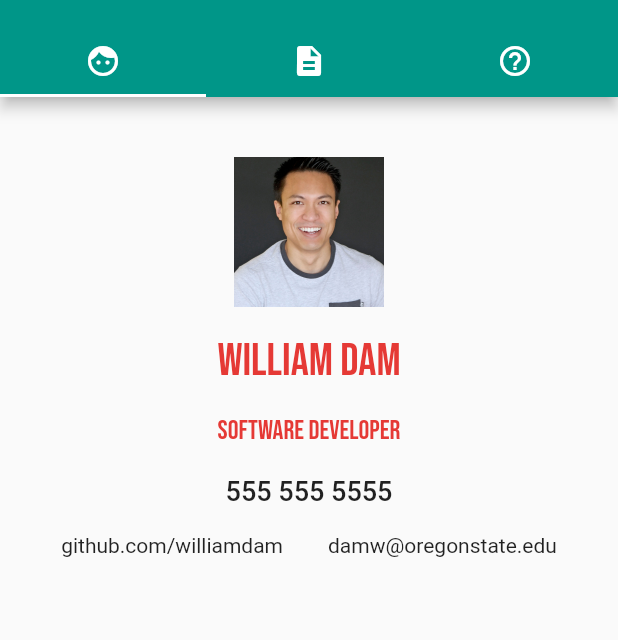
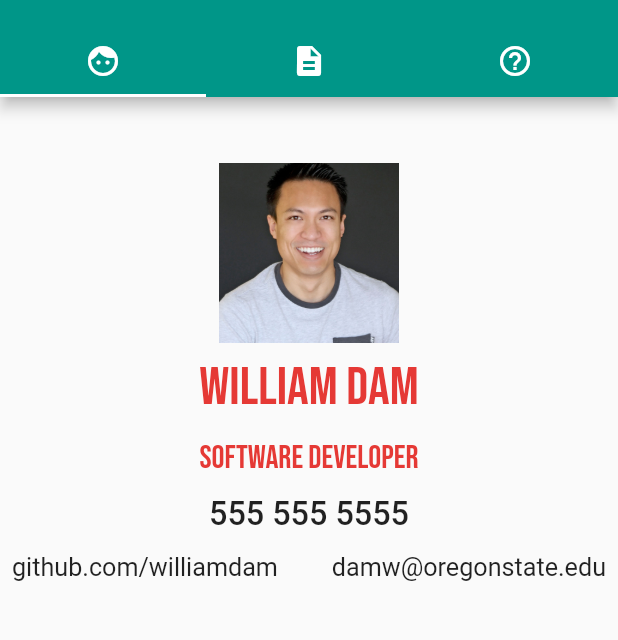
Before and after one commit to williamdam/call_me_maybe, a Flutter app: the screen it shows after launch, on a phone screen of 412 x 824 dp, the part 59-699 px from its top. Run offline on Flutter 3.47's test engine with Material 2 defaults, Android fonts, the phone set to English and light mode, and no system bars; our stand-ins replace google_fonts.

Commit message:
Fitted box on business card profile and ask question screens.

```diff
--- a/lib/screens/business_card.dart
+++ b/lib/screens/business_card.dart
@@ -9,42 +9,63 @@ import 'package:flutter/material.dart';
 import 'package:google_fonts/google_fonts.dart';
 import 'package:url_launcher/url_launcher.dart';
 
+
 //////////////////////////////////////////////////////////////////////
 // Description: BusinessCard class returns column of user profile info.
 //////////////////////////////////////////////////////////////////////
 class BusinessCard extends StatelessWidget {
+
+  final imagePath = 'assets/images/william-dam.jpg';
+  final name = 'William Dam';
+  final title = 'Software Developer';
+  final phone = 5555555555;
+  final github = 'github.com/williamdam';
+  final email = 'damw@oregonstate.edu';
+
   @override
   Widget build(BuildContext context) {
     return Padding(
-      padding: const EdgeInsets.all(10.0),
-      child: SafeArea(
-        child: SingleChildScrollView(
-          child: Column(
-            children: businessCardProfile()
-          ),
+      padding: const EdgeInsets.all(8.0),
+      child: FittedBox(
+        alignment: Alignment.topCenter,
+        child: Column(
+          children: businessCardProfile(
+            imagePath: imagePath,
+            name: name,
+            title: title,
+            phone: phone,
+            github: github,
+            email: email
+          )
         ),
       ),
     );
+  }
+
+}
+
+double paddingBottom(BuildContext context) {
+  if(MediaQuery.of(context).orientation == Orientation.landscape) {
+    return MediaQuery.of(context).size.height * 0.1;
+  } else {
+    return MediaQuery.of(context).size.height * 0.5;
   }
 }
 
 //////////////////////////////////////////////////////////////////////
 // Description: Business card info
-// Args: None
+// Args: Image path, name, title, phone, github url, email
 // Returns: List of Row widgets to display
 //////////////////////////////////////////////////////////////////////
-List<Widget> businessCardProfile() {
+List<Widget> businessCardProfile({String imagePath, String name, String title, int phone, String github, String email}) {
   return [
-    SizedBox(height: 30.0),
-    profilePic(imageURL: 'assets/images/william-dam.jpg'),
-    SizedBox(height: 18.0),
-    profileInfo(info: 'William Dam', isName: true),
-    SizedBox(height: 18.0),
-    profileInfo(info: 'Software Developer', isName: false),
-    SizedBox(height: 18.0),
-    phoneNumber(number: 5555555555),
-    SizedBox(height: 18.0),
-    webInfo(github: 'github.com/williamdam', email: 'damw@oregonstate.edu')
+    SizedBox(height: 30),
+    SizedBox(height: 100, width: 100, child: profilePic(imageURL: imagePath)),
+    SizedBox(height: 50, child: profileInfo(info: name, isName: true)),
+    SizedBox(height: 30, child: profileInfo(info: title, isName: false)),
+    SizedBox(height: 30, child: phoneNumber(number: phone)),
+    SizedBox(height: 30, child: webInfo(github: github, email: email)),
+
   ];
 }
 
@@ -58,7 +79,7 @@ Widget profilePic({String imageURL}) {
     mainAxisAlignment: MainAxisAlignment.center,
     children: [
       SizedBox(
-        child: Image(image: AssetImage('assets/images/william-dam.jpg')),
+        child: Image(image: AssetImage(imageURL)),
         width: 100,
         height: 100
       )
--- a/lib/screens/predictor.dart
+++ b/lib/screens/predictor.dart
@@ -26,12 +26,17 @@ class _PredictorState extends State<Predictor> {
 
   @override
   Widget build(BuildContext context) {
-    return GestureDetector(
-      onTap: () { setState( () { fortune = FortuneTeller().getAnswer();});},
-      child: Column(
-        mainAxisAlignment: MainAxisAlignment.center,
-        crossAxisAlignment: CrossAxisAlignment.center,
-        children: predictions(context, fortune)
+    return Padding(
+      padding: const EdgeInsets.all(30.0),
+      child: FittedBox(
+            child: GestureDetector(
+          onTap: () { setState( () { fortune = FortuneTeller().getAnswer();});},
+          child: Column(
+            mainAxisAlignment: MainAxisAlignment.center,
+            crossAxisAlignment: CrossAxisAlignment.center,
+            children: predictions(context, fortune)
+          ),
+        ),
       ),
     );
   }
```
Also changed, not shown: 1 other file.
